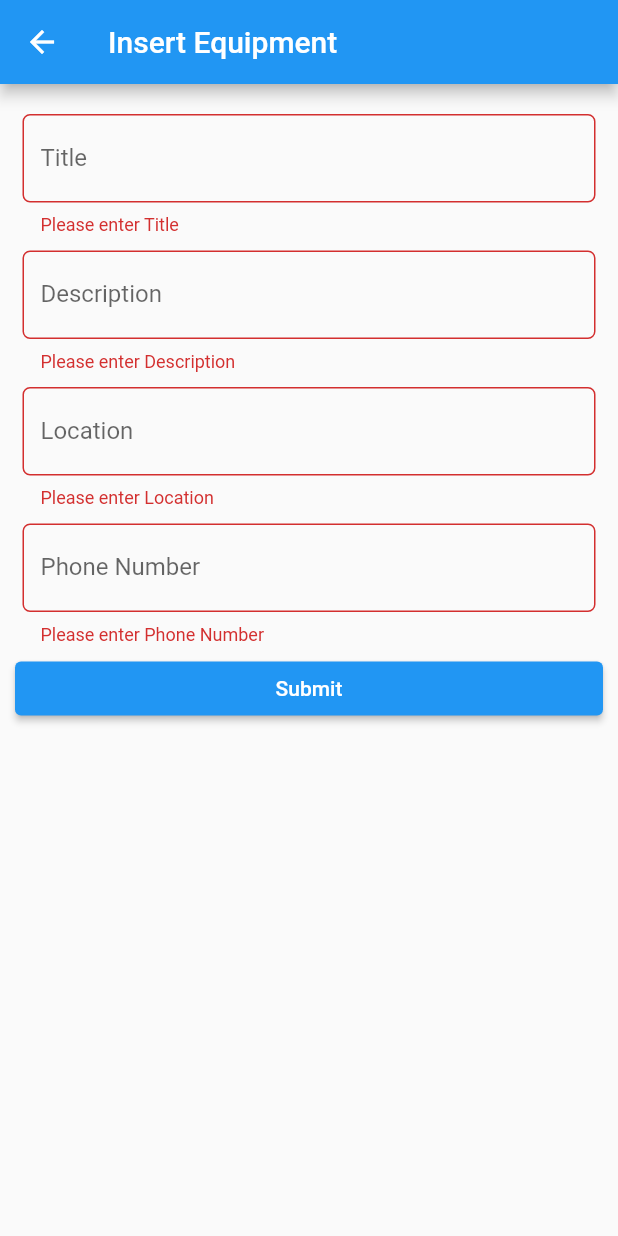
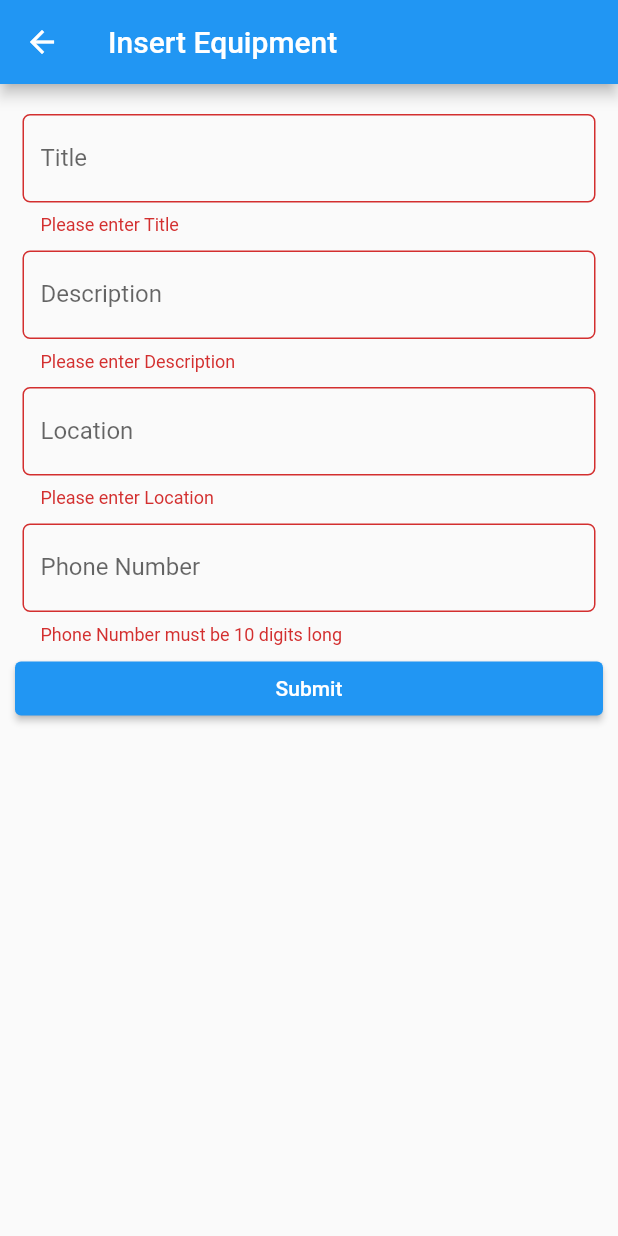
Before and after one commit to InfiniteVerma/app_rec_task, a Flutter app: the InsertEquipment screen opened directly, after a tap on "Submit", on a phone screen of 412 x 824 dp. Run offline on Flutter 3.47's test engine with Material 2 defaults, Android fonts, the phone set to English and light mode, and no system bars; network calls fail.

Commit message:
check pno length

```diff
--- a/app/lib/screens/insertEquipment.dart
+++ b/app/lib/screens/insertEquipment.dart
@@ -70,13 +70,13 @@ class _InsertEquipmentState extends State<InsertEquipment> {
     return Padding(
       padding: const EdgeInsets.all(5),
       child: TextFormField(
-          // controller: titleController,
-          // style: textStyle,
           onChanged: (value) {
             debugPrint('Something happned in $label!');
-            // updateTitle();
           },
           validator: (value) {
+            if (value.length != 10 && label == 'Phone Number') {
+              return 'Phone Number must be 10 digits long';
+            }
             if (value.isEmpty) {
               return 'Please enter $label';
             }
@@ -84,7 +84,6 @@ class _InsertEquipmentState extends State<InsertEquipment> {
           onSaved: onsaved,
           decoration: InputDecoration(
               labelText: label,
-              // labelStyle: textStyle,
               border: OutlineInputBorder(
                 borderRadius: BorderRadius.circular(5.0),
               ))),
```
